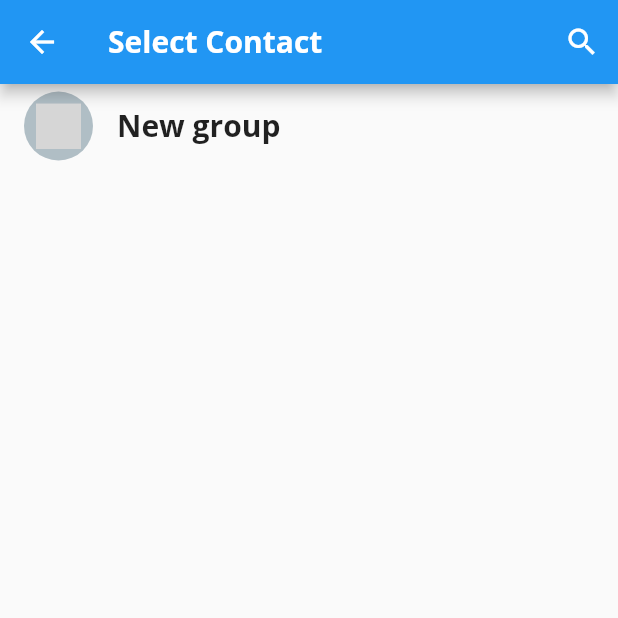
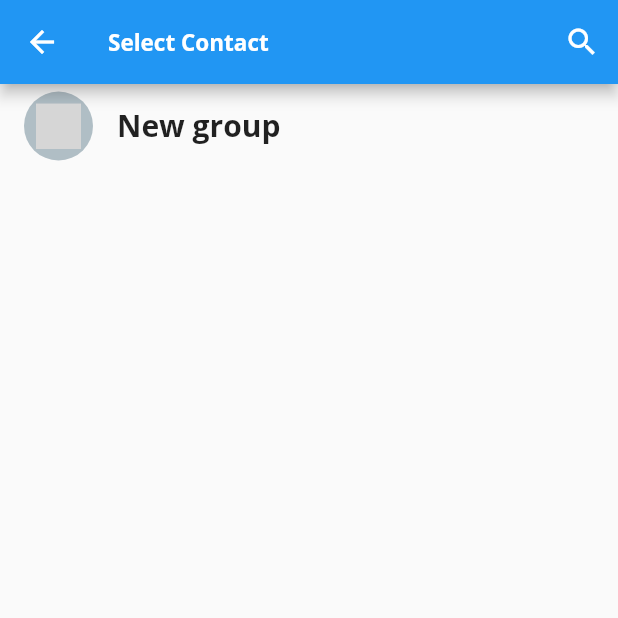
Before and after one commit to EhMaNa/chat_application, a Flutter app: the ContactPage screen opened directly, on a phone screen of 412 x 824 dp, the top half of it. Run offline on Flutter 3.47's test engine with Material 2 defaults, Android fonts, the phone set to English and light mode, and no system bars; our stand-ins replace emoji_picker_flutter, flutter_svg; grey boxes are pictures that could not be loaded.

Commit message:
Update selectContact.dart

```diff
--- a/lib/screens/selectContact.dart
+++ b/lib/screens/selectContact.dart
@@ -18,7 +18,7 @@ class _ContactPageState extends State<ContactPage> {
         title: Text('Select Contact',
         style: TextStyle(
           fontWeight: FontWeight.bold,
-          fontSize: 20
+          fontSize: 15
         ),),
         actions: [
           IconButton(
```
